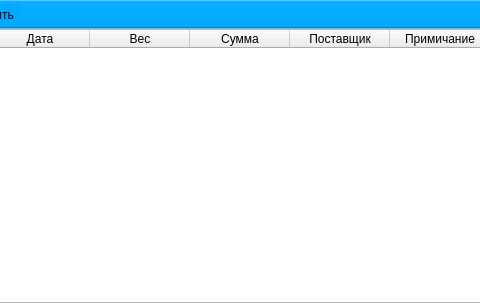
Before: the Qt Designer form ui/material.ui in Meller008/CRM-Avi, drawn with Qt 5; both pictures show x 111 to 591 and y 0 to 303 of the 758 by 303 pixel window.
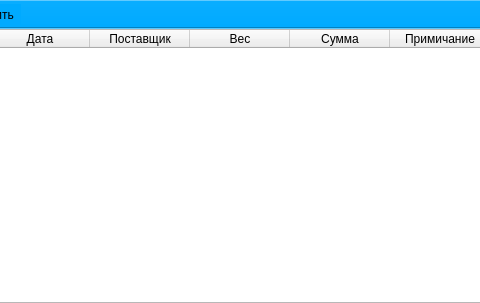
After: the same form once the commit is applied.

Patch:
```diff
--- a/ui/material.ui
+++ b/ui/material.ui
@@ -45,6 +45,11 @@
         <string>Дата</string>
        </property>
       </column>
+      <column>
+       <property name="text">
+        <string>Поставщик</string>
+       </property>
+      </column>
       <column>
        <property name="text">
         <string>Вес</string>
@@ -55,11 +60,6 @@
         <string>Сумма</string>
        </property>
       </column>
-      <column>
-       <property name="text">
-        <string>Поставщик</string>
-       </property>
-      </column>
       <column>
        <property name="text">
         <string>Примичание</string>
```
